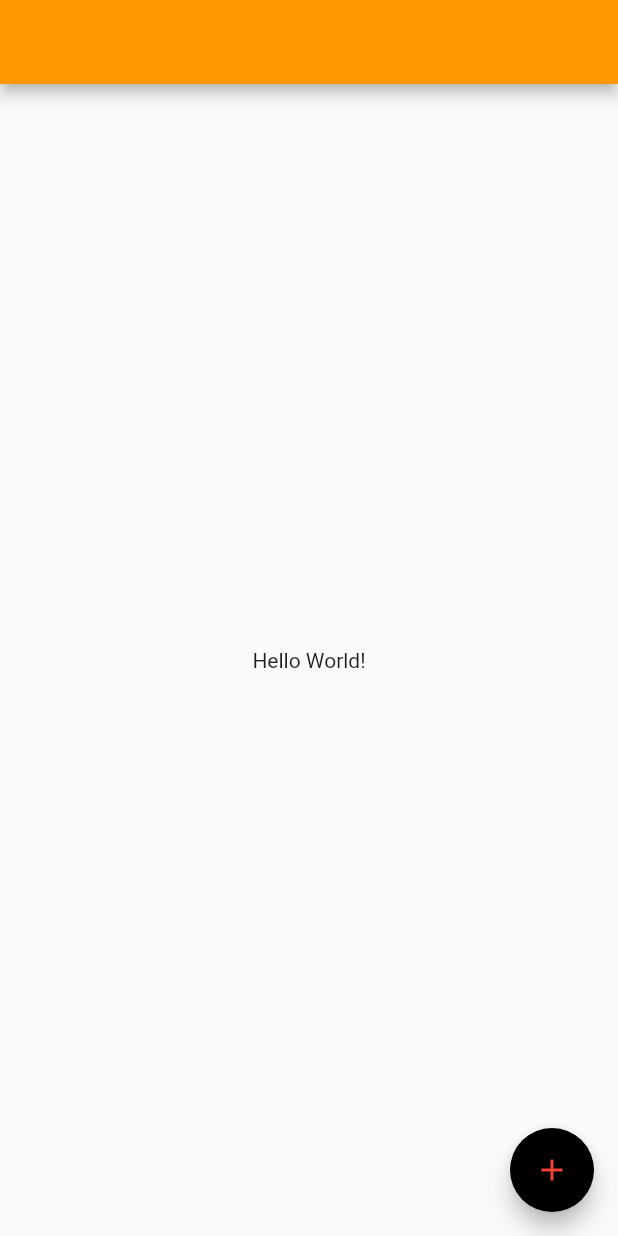
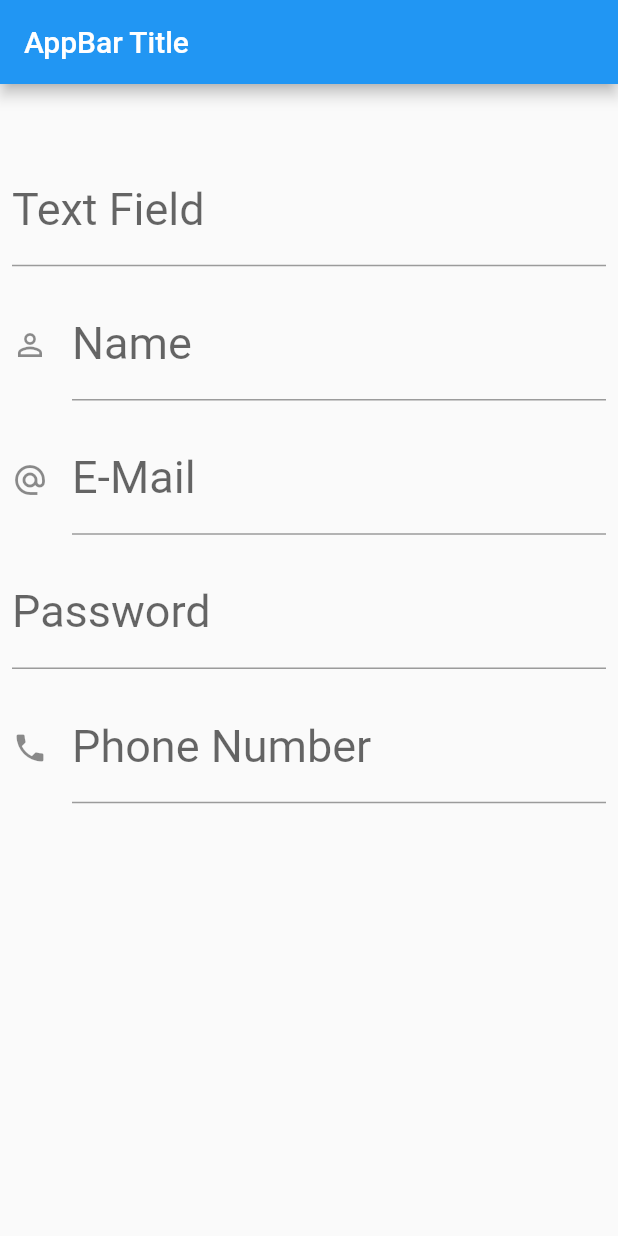
Before and after one commit to mortadha1144/i_a_rich, a Flutter app: the screen it shows after launch, on a phone screen of 412 x 824 dp. Run offline on Flutter 3.47's test engine with Material 2 defaults, Android fonts, the phone set to English and light mode, and no system bars.

Commit message:
text_field

```diff
--- a/lib/lesson_two.dart
+++ b/lib/lesson_two.dart
@@ -1,3 +1,5 @@
+import 'dart:ui';
+
 import 'package:flutter/material.dart';
 
 class LessonTwo extends StatefulWidget {
@@ -8,30 +10,87 @@ class LessonTwo extends StatefulWidget {
 }
 
 class _LessonTwoState extends State<LessonTwo> {
-  var c = Colors.orange;
   String name = 'Hello Mortadha';
   String text1 = 'Hello World!';
   @override
   Widget build(BuildContext context) {
     return Scaffold(
-      appBar: AppBar(
-        backgroundColor: c,
-      ),
-      body: Center(child: Text(text1)),
-      floatingActionButton: FloatingActionButton(
-        onPressed: () {
-          setState(() {
-            text1 = name;
-          });
-        },
-        backgroundColor: Colors.black,
-        foregroundColor: Colors.red,
-        shape: const RoundedRectangleBorder(
-            borderRadius: BorderRadius.all(
-          Radius.circular(30),
-        )),
-        child: const Icon(Icons.add),
-      ),
-    );
+        appBar: AppBar(
+          title: const Text('AppBar Title'),
+        ),
+        body: Container(
+          //color: Colors.black,
+          child: SingleChildScrollView(
+            child: Column(
+              children: [
+                const SizedBox(height: 40),
+                Container(
+                  margin: const EdgeInsets.all(8),
+                  child: const TextField(
+                    decoration: InputDecoration(
+                      labelText: 'Text Field',
+                      labelStyle: TextStyle(fontSize: 30),
+                      hintText: 'Enter Text',
+                      hintStyle: TextStyle(fontSize: 20),
+                    ),
+                    keyboardType: TextInputType.text,
+                  ),
+                ),
+                Container(
+                  margin: const EdgeInsets.all(8),
+                  child: const TextField(
+                    decoration: InputDecoration(
+                      labelText: 'Name',
+                      labelStyle: TextStyle(fontSize: 30),
+                      hintText: 'Enter Name',
+                      hintStyle: TextStyle(fontSize: 20),
+                      icon: Icon(Icons.person_outline),
+                    ),
+                    keyboardType: TextInputType.text,
+                  ),
+                ),
+                Container(
+                  margin: const EdgeInsets.all(8),
+                  child: const TextField(
+                    decoration: InputDecoration(
+                      labelText: 'E-Mail',
+                      labelStyle: TextStyle(fontSize: 30),
+                      hintText: 'Enter E-Mail',
+                      hintStyle: TextStyle(fontSize: 20),
+                      icon: Icon(Icons.alternate_email),
+                    ),
+                    keyboardType: TextInputType.text,
+                  ),
+                ),
+                Container(
+                  margin: const EdgeInsets.all(8),
+                  child: const TextField(
+                    decoration: InputDecoration(
+                      labelText: 'Password',
+                      labelStyle: TextStyle(fontSize: 30),
+                      hintText: 'Enter Password',
+                      hintStyle: TextStyle(fontSize: 20),
+                    ),
+                    keyboardType: TextInputType.visiblePassword,
+                    obscureText: true,
+                  ),
+                ),
+                Container(
+                  margin: const EdgeInsets.all(8),
+                  child: const TextField(
+                    decoration: InputDecoration(
+                        labelText: 'Phone Number',
+                        labelStyle: TextStyle(fontSize: 30),
+                        hintText: 'Enter Phone Number',
+                        hintStyle: TextStyle(fontSize: 20),
+                        icon: Icon(Icons.phone)),
+                    keyboardType: TextInputType.number,
+                  ),
+                ),
+                const SizedBox(height: 20),
+              ],
+            ),
+          ),
+        ));
   }
 }
--- a/lib/main.dart
+++ b/lib/main.dart
@@ -11,10 +11,9 @@ class MyApp extends StatelessWidget {
 
   @override
   Widget build(BuildContext context) {
-    return MaterialApp(
+    return const MaterialApp(
       debugShowCheckedModeBanner: false,
-      theme: ThemeData(primarySwatch: Colors.teal),
-      home: const LessonTwo(),
+      home: LessonTwo(),
     );
   }
 }
```
